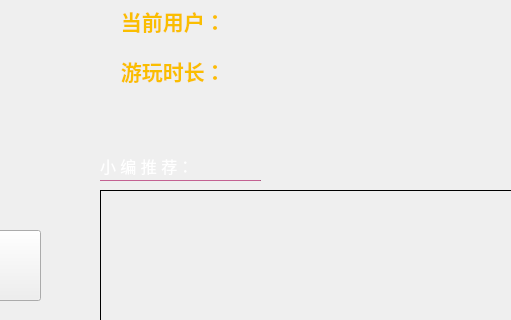
Old version of the form MyGame/wndmain.ui in the repository DebuggerZero/WeGame; both pictures show x 150 to 661 and y 0 to 320 of the 1024 by 768 pixel window.
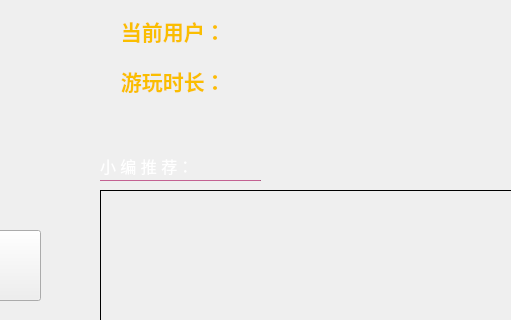
New version of the form. The open tabs and pages were chosen to show the change. Icons and pictures are not drawn.

```diff
--- a/MyGame/wndmain.ui
+++ b/MyGame/wndmain.ui
@@ -1304,7 +1304,7 @@
    <property name="geometry">
     <rect>
      <x>230</x>
-     <y>0</y>
+     <y>10</y>
      <width>351</width>
      <height>41</height>
     </rect>
@@ -1326,7 +1326,7 @@
    <property name="geometry">
     <rect>
      <x>230</x>
-     <y>50</y>
+     <y>60</y>
      <width>351</width>
      <height>41</height>
     </rect>
```
Left out of the diff: 5 changed lines with no effect on the pictures.
